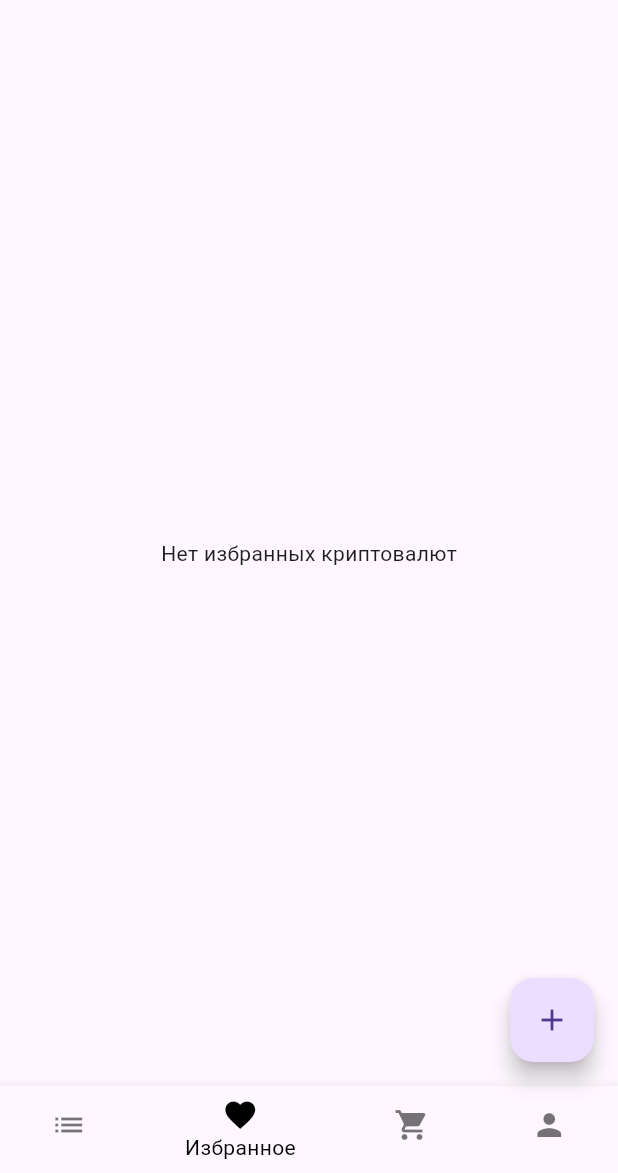
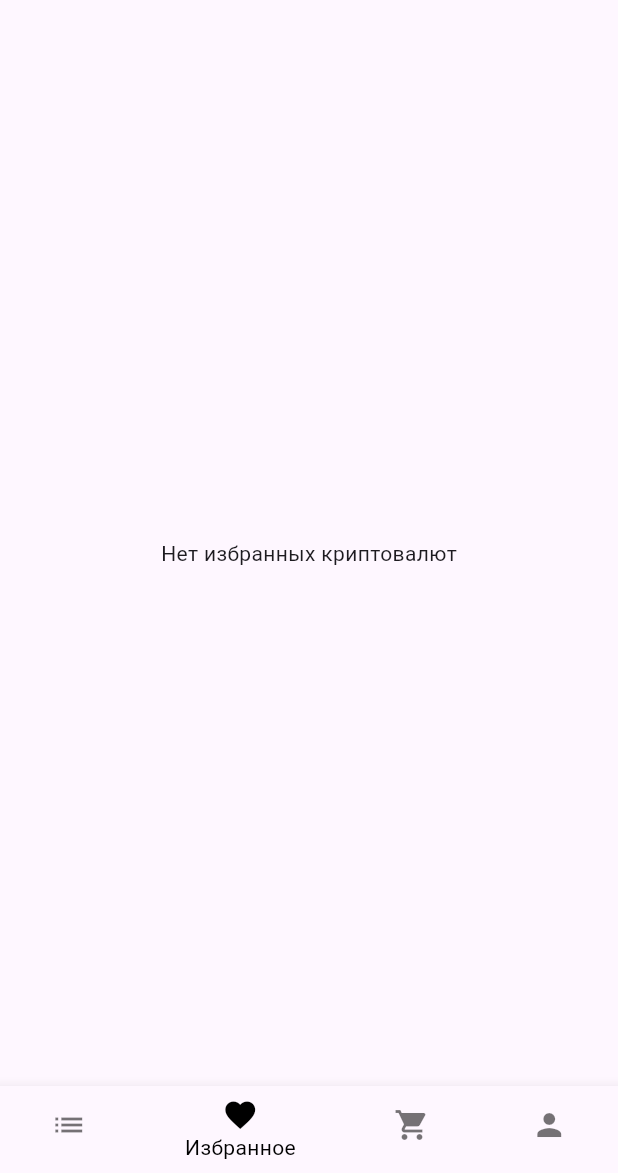
Before and after one commit to dlc-01/dlc_study_Flutter, a Flutter app: the screen it shows after launch, item 2 of the bottom bar chosen, on a phone screen of 412 x 824 dp, the part 63-1236 px from its top. Run offline on Flutter 3.47's test engine with Material 3 defaults, Android fonts, the phone set to English and light mode, and no system bars; our stand-ins replace email_validator, shared_preferences, string_validator; network calls fail.

Commit message:
fix: add button

```diff
--- a/lib/screens/home_page.dart
+++ b/lib/screens/home_page.dart
@@ -177,7 +177,7 @@ class _HomePageState extends State<HomePage> {
         centerTitle: true,
       ),
       body: pages[_selectedIndex],
-      floatingActionButton: FloatingActionButton(
+      floatingActionButton: _selectedIndex == 0  ? FloatingActionButton(
         onPressed: () {
           Navigator.push(
             context,
@@ -191,7 +191,8 @@ class _HomePageState extends State<HomePage> {
           );
         },
         child: const Icon(Icons.add),
-      ),
+      )
+      : null,
       bottomNavigationBar: BottomNavigationBar(
         items: const [
           BottomNavigationBarItem(icon: Icon(Icons.list), label: 'Криптовалюты'),
```
